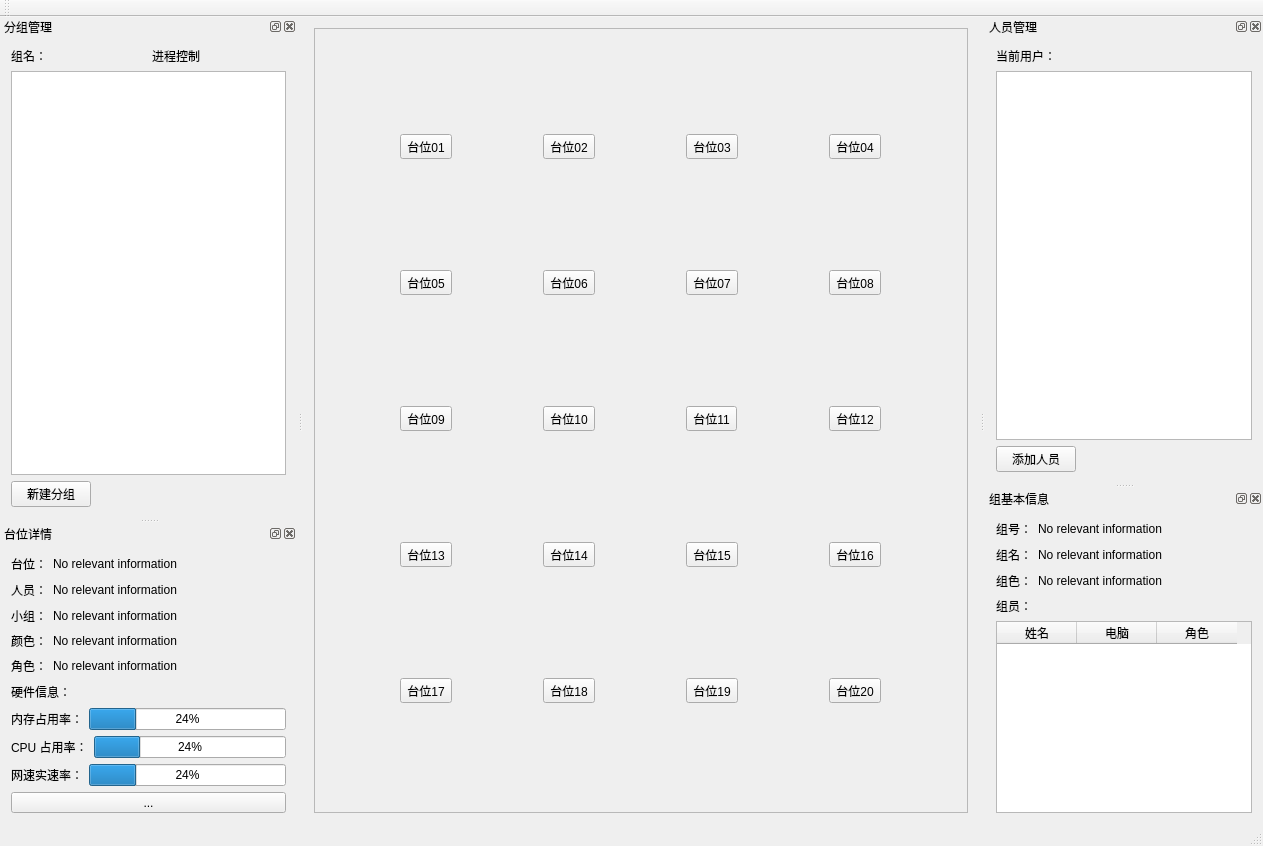
Above: mainwindow.ui from backto25/Stone before the change. Below: the same form after it.
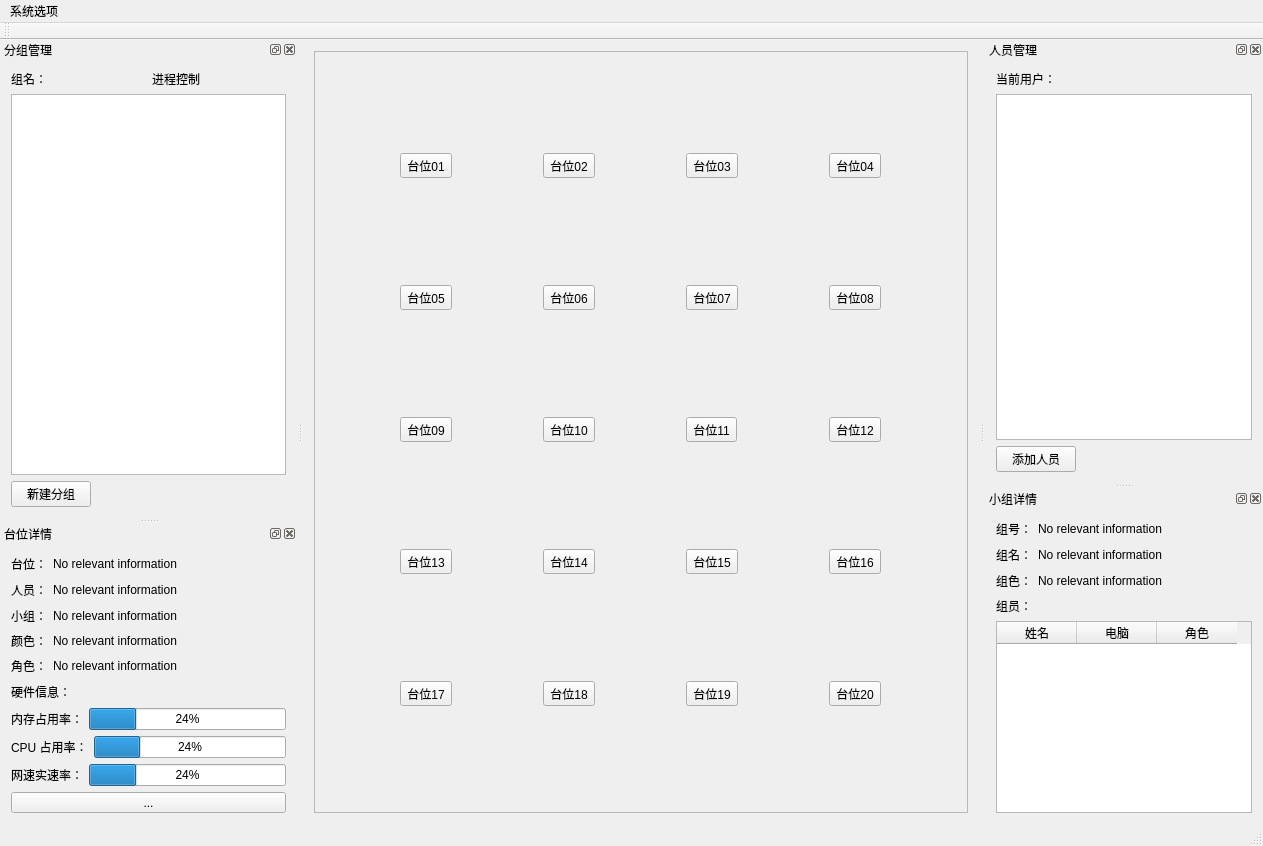
That is the form after the change. Icons and pictures are not drawn.

Patch:
```diff
--- a/mainwindow.ui
+++ b/mainwindow.ui
@@ -519,6 +519,14 @@
      <height>26</height>
     </rect>
    </property>
+   <widget class="QMenu" name="menu">
+    <property name="title">
+     <string>系统选项</string>
+    </property>
+    <addaction name="actionActionA"/>
+    <addaction name="actionActionB"/>
+   </widget>
+   <addaction name="menu"/>
   </widget>
   <widget class="QToolBar" name="mainToolBar">
    <attribute name="toolBarArea">
@@ -661,7 +669,7 @@
     </sizepolicy>
    </property>
    <property name="windowTitle">
-    <string>组基本信息</string>
+    <string>小组详情</string>
    </property>
    <attribute name="dockWidgetArea">
     <number>2</number>
```
Left out of the diff: 10 changed lines with no effect on the pictures.
